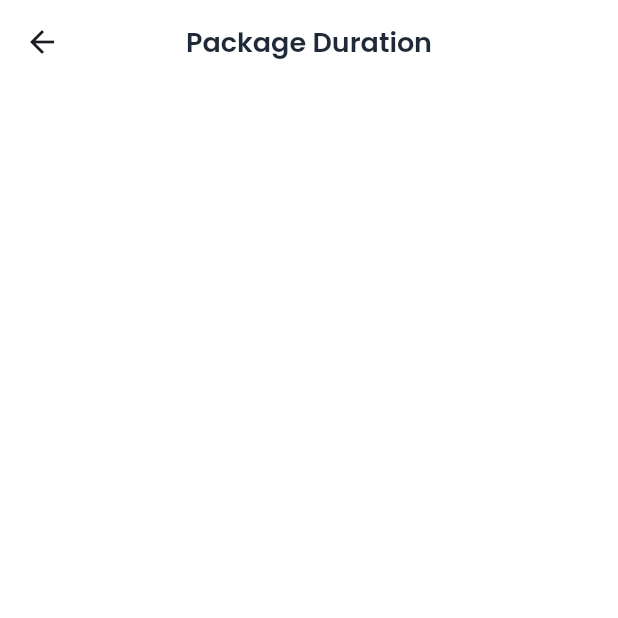
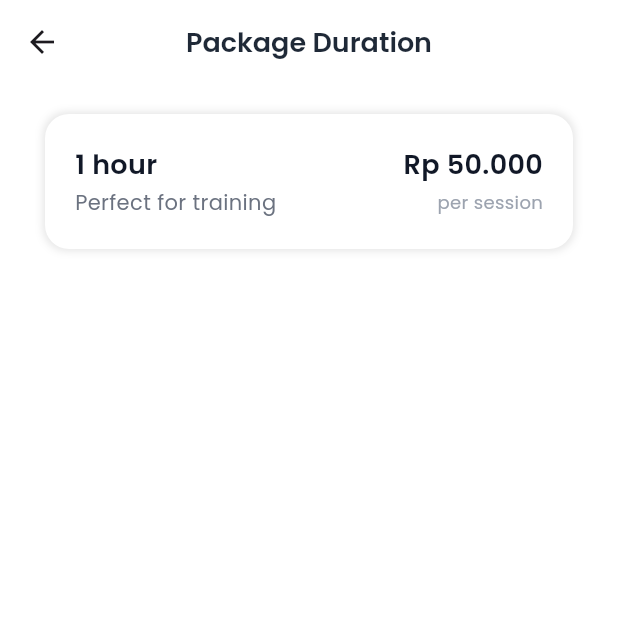
Before and after one commit to fikripratama73/flutter-court-booking, a Flutter app: the PackageDurationPage screen opened directly, on a phone screen of 412 x 824 dp, the top half of it. Run offline on Flutter 3.47's test engine with Material 3 defaults, Android fonts, the light colour scheme and no system bars; our stand-ins replace google_fonts.

Commit message:
feat: package duration

```diff
--- /dev/null
+++ b/lib/screens/order_summary_page.dart
@@ -0,0 +1,10 @@
+import 'package:flutter/material.dart';
+
+class OrderSummaryPage extends StatelessWidget {
+  const OrderSummaryPage({super.key});
+
+  @override
+  Widget build(BuildContext context) {
+    return const Placeholder();
+  }
+}
--- a/lib/screens/package_duration_page.dart
+++ b/lib/screens/package_duration_page.dart
@@ -1,3 +1,4 @@
+import 'package:court_booking/widgets/build_package_card.dart';
 import 'package:flutter/material.dart';
 import 'package:google_fonts/google_fonts.dart';
 
@@ -21,6 +22,16 @@ class PackageDurationPage extends StatelessWidget {
         automaticallyImplyLeading: true,
         backgroundColor: Color(0xFFFFFFFF),
       ),
+      body: Container(
+        margin: EdgeInsets.only(top: 20),
+        child: Center(
+          child: Column(
+            children: <Widget>[
+              BuildPackageCard(information: "Perfect for training", price: 50000, hours: 1)
+            ],
+          ),
+        ),
+      ),
     );
   }
 }
--- /dev/null
+++ b/lib/widgets/build_package_card.dart
@@ -0,0 +1,102 @@
+import 'package:court_booking/screens/order_summary_page.dart';
+import 'package:flutter/material.dart';
+import 'package:google_fonts/google_fonts.dart';
+import 'package:intl/intl.dart';
+
+class BuildPackageCard extends StatelessWidget {
+  const BuildPackageCard({
+    super.key,
+    required this.information,
+    required this.price,
+    required this.hours,
+  });
+
+  final String information;
+  final int price;
+  final int hours;
+
+  @override
+  Widget build(BuildContext context) {
+    final totalPrice = price * hours;
+    final formattedPrice = NumberFormat.currency(
+      locale: 'id_ID',
+      symbol: 'Rp ',
+      decimalDigits: 0,
+    ).format(totalPrice);
+
+    return GestureDetector(
+      onTap: () {
+        Navigator.of(context).push(
+          MaterialPageRoute(builder: (context) => const OrderSummaryPage())
+        );
+      },
+      child: Container(
+        constraints: const BoxConstraints(maxWidth: 352, minHeight: 90),
+        padding: EdgeInsets.all(20),
+        decoration: BoxDecoration(
+          borderRadius: BorderRadius.circular(16),
+          color: Colors.white,
+          boxShadow: [
+            BoxShadow(
+              color: Colors.black.withOpacity(0.1),
+              blurRadius: 4,
+              spreadRadius: 1,
+              offset: const Offset(0, 0),
+            ),
+          ],
+        ),
+        child: Column(
+          mainAxisAlignment: MainAxisAlignment.center,
+          children: <Widget>[
+            Row(
+              mainAxisAlignment: MainAxisAlignment.spaceBetween,
+              children: <Widget>[
+                Text(
+                  '$hours ${hours > 1 ? "hours" : "hour"}',
+                  style: GoogleFonts.poppins(
+                    fontSize: 18,
+                    fontWeight: FontWeight.w600,
+                    color: Color(0xFF111827),
+                  ),
+                ),
+                Text(
+                  formattedPrice,
+                  style: GoogleFonts.poppins(
+                    fontSize: 18,
+                    fontWeight: FontWeight.w600,
+                    color: Color(0xFF111827),
+                  ),
+                ),
+              ],
+            ),
+
+            SizedBox(height: 2),
+
+            Row(
+              mainAxisAlignment: MainAxisAlignment.spaceBetween,
+              children: <Widget>[
+                Text(
+                  information,
+                  style: GoogleFonts.poppins(
+                    fontSize: 14,
+                    fontWeight: FontWeight.w400,
+                    color: Color(0xFF6B7280),
+                  ),
+                ),
+
+                Text(
+                  "per session",
+                  style: GoogleFonts.poppins(
+                    fontSize: 12,
+                    fontWeight: FontWeight.w400,
+                    color: Color(0xFF9CA3AF),
+                  ),
+                ),
+              ],
+            ),
+          ],
+        ),
+      ),
+    );
+  }
+}
```
